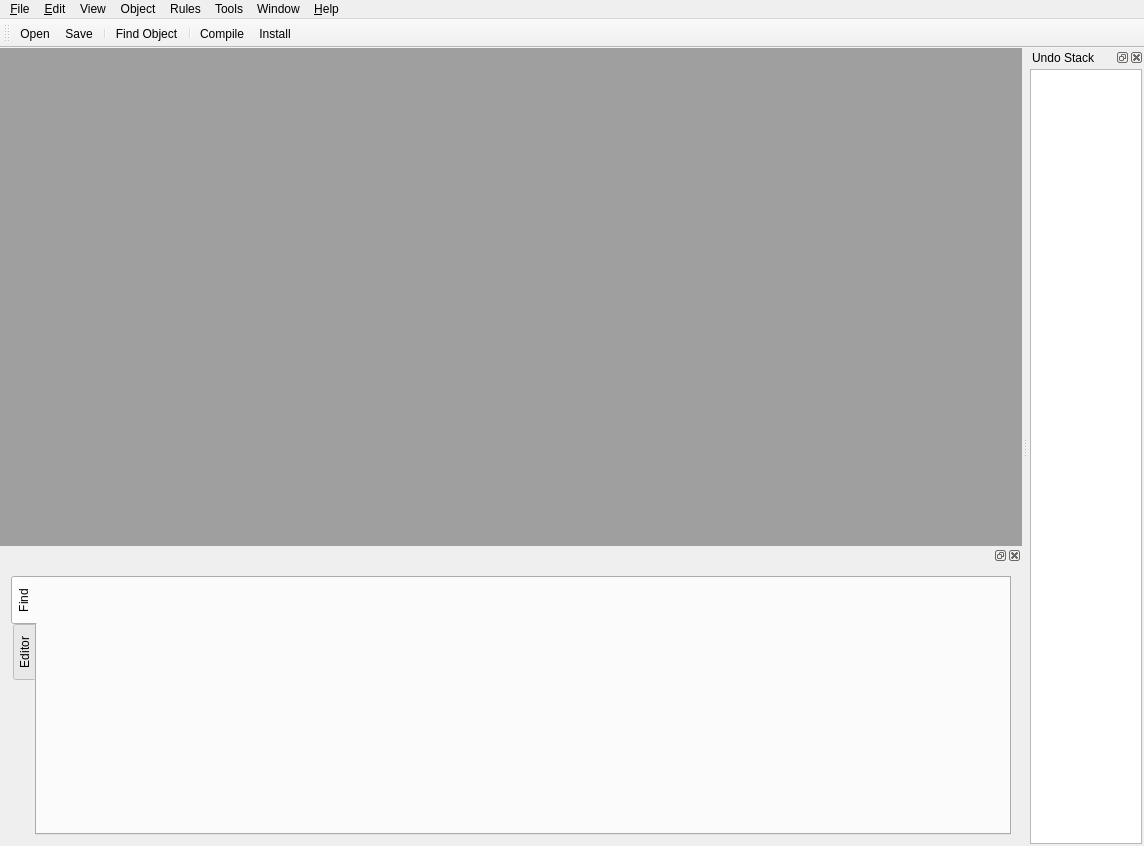
Above: src/gui/FWBMainWindow_q.ui from fwbuilder/fwbuilder before the change. Below: the same form after it.
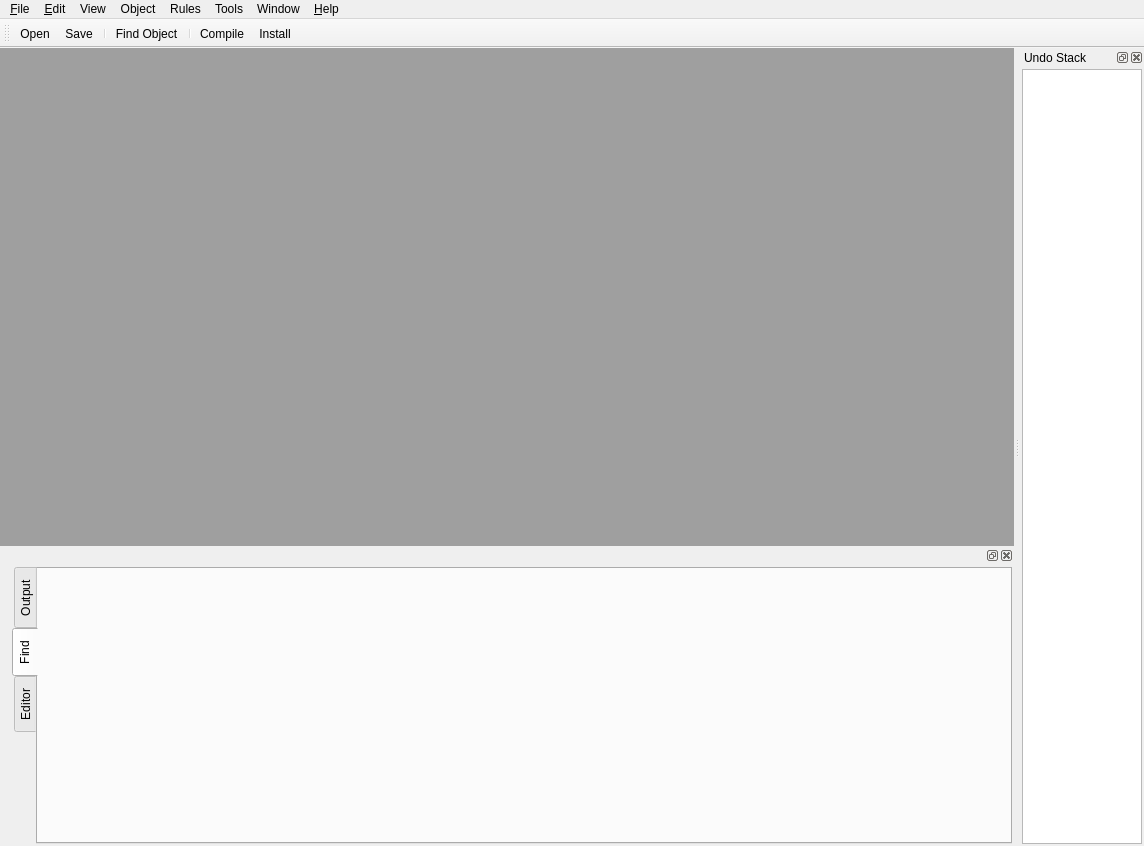
That is the form after the change. The open tabs and pages were chosen to show the change. Icons and pictures are not drawn. Custom widgets are drawn as their Qt base class.

Commit message: fixes #728 compiler output appears in its own tab in the editor panel

```diff
--- a/src/gui/FWBMainWindow_q.ui
+++ b/src/gui/FWBMainWindow_q.ui
@@ -61,6 +61,18 @@
       </property>
       <widget class="QWidget" name="dockWidgetContents" >
        <layout class="QGridLayout" name="gridLayout" >
+        <property name="leftMargin" >
+         <number>12</number>
+        </property>
+        <property name="topMargin" >
+         <number>2</number>
+        </property>
+        <property name="rightMargin" >
+         <number>2</number>
+        </property>
+        <property name="bottomMargin" >
+         <number>2</number>
+        </property>
         <item row="0" column="0" >
          <widget class="QTabWidget" name="editorPanelTabWidget" >
           <property name="sizePolicy" >
@@ -87,13 +99,35 @@
           <property name="currentIndex" >
            <number>1</number>
           </property>
+          <widget class="QWidget" name="tab_output" >
+           <attribute name="title" >
+            <string>Output</string>
+           </attribute>
+           <layout class="QGridLayout" name="gridLayout_43" >
+            <property name="margin" >
+             <number>0</number>
+            </property>
+            <item row="0" column="0" >
+             <widget class="CompilerOutputPanel" native="1" name="output_box" />
+            </item>
+           </layout>
+          </widget>
           <widget class="QWidget" name="tab_find" >
            <attribute name="title" >
             <string>Find</string>
            </attribute>
            <layout class="QGridLayout" name="gridLayout_2" >
-            <property name="margin" >
-             <number>0</number>
+            <property name="leftMargin" >
+             <number>20</number>
+            </property>
+            <property name="topMargin" >
+             <number>12</number>
+            </property>
+            <property name="rightMargin" >
+             <number>20</number>
+            </property>
+            <property name="bottomMargin" >
+             <number>20</number>
             </property>
             <item row="0" column="0" >
              <widget class="QFrame" name="auxiliaryPanel" >
```
Left out of the diff: 4 changed lines with no effect on the pictures. The commit also changes 8 other files.
